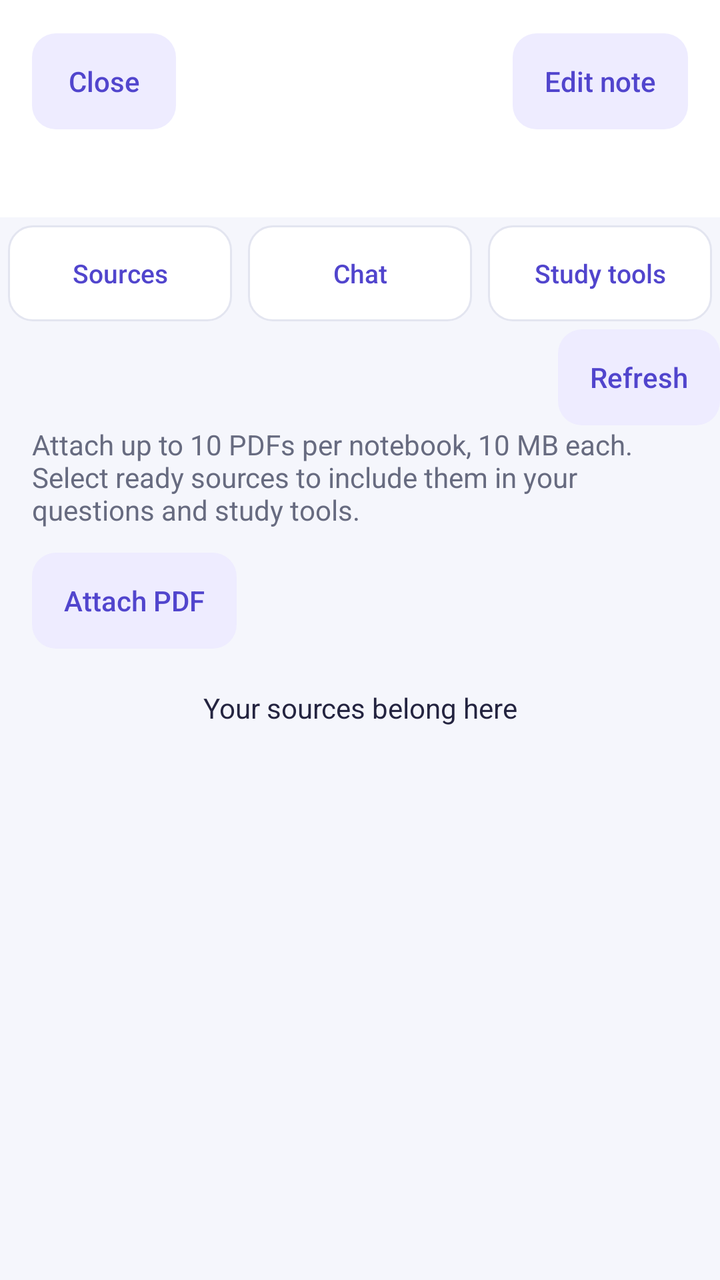
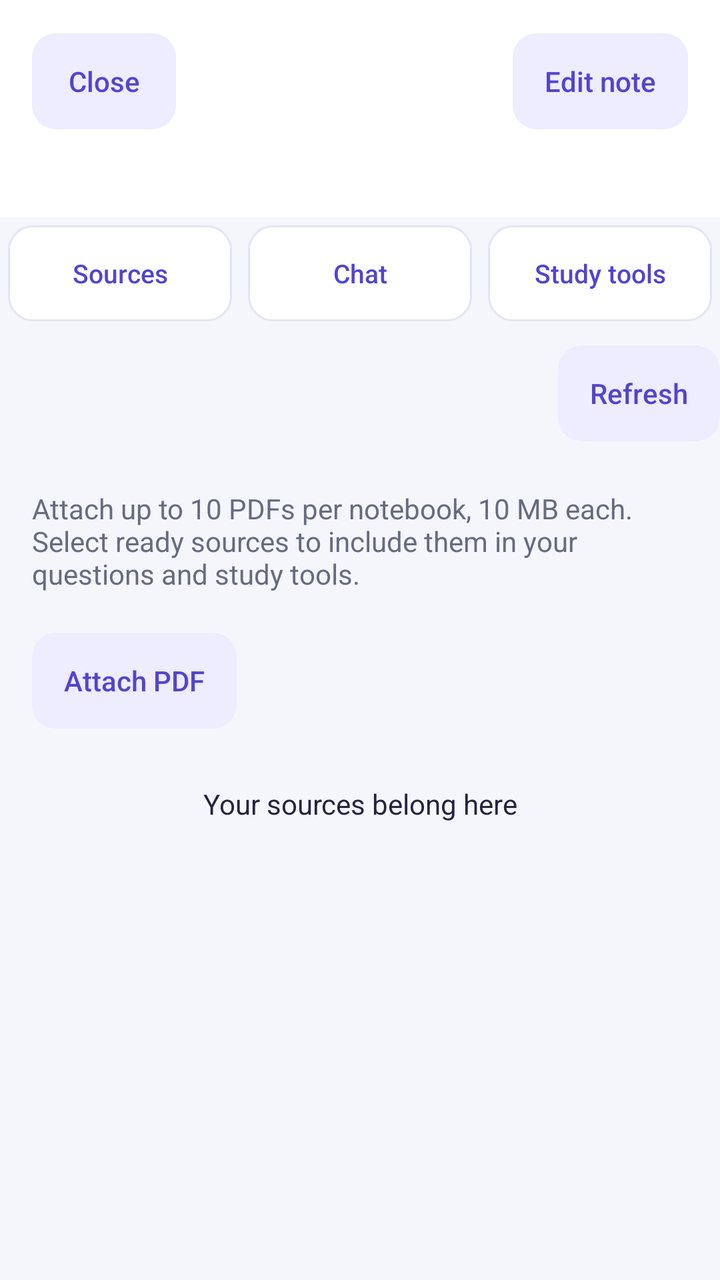

Compare the two renders of this Android layout. The source of the first and the diff that turns it into the second are given below.
<!-- AndroidManifest.xml: application theme Theme.Stride -->
<!-- res/layout/dialog_note_ai.xml -->
<?xml version="1.0" encoding="utf-8"?>
<LinearLayout xmlns:android="http://schemas.android.com/apk/res/android"
    android:layout_width="match_parent"
    android:layout_height="match_parent"
    android:orientation="vertical"
    android:background="@color/notes_background">
    <LinearLayout
        android:layout_width="match_parent"
        android:layout_height="wrap_content"
        android:orientation="vertical"
        android:padding="16dp"
        android:background="@android:color/white">
        <LinearLayout
            android:layout_width="match_parent"
            android:layout_height="wrap_content"
            android:orientation="horizontal"
            android:gravity="center_vertical">
            <Button
                android:id="@+id/close_button"
                style="@style/StrideNotesTextButton"
                android:text="@string/note_ai_close" />
            <TextView
                android:id="@+id/notebook_title"
                android:layout_height="wrap_content"
                android:textColor="@color/notes_ink"
                android:layout_width="0dp"
                android:layout_weight="1"
                android:padding="12dp"
                android:textSize="19sp"
                android:maxLines="2"
                android:ellipsize="end" />
            <Button
                android:id="@+id/edit_button"
                style="@style/StrideNotesTextButton"
                android:text="@string/note_ai_edit" />
        </LinearLayout>
        <TextView
            android:id="@+id/selection_text"
            android:layout_width="match_parent"
            android:layout_height="wrap_content"
            android:textSize="14sp"
            android:paddingTop="8dp"
            android:textColor="@color/notes_accent" />
    </LinearLayout>
    <LinearLayout
        android:layout_width="match_parent"
        android:layout_height="wrap_content"
        android:orientation="horizontal"
        android:gravity="center_vertical">
        <Button
            android:id="@+id/sources_tab"
            style="@style/StrideNoteAiTab"
            android:text="@string/note_ai_sources"
            android:layout_width="0dp"
            android:layout_weight="1" />
        <Button
            android:id="@+id/chat_tab"
            style="@style/StrideNoteAiTab"
            android:text="@string/note_ai_chat"
            android:layout_width="0dp"
            android:layout_weight="1" />
        <Button
            android:id="@+id/study_tab"
            style="@style/StrideNoteAiTab"
            android:text="@string/note_ai_study"
            android:layout_width="0dp"
            android:layout_weight="1" />
    </LinearLayout>
    <ProgressBar
        android:id="@+id/progress"
        style="?android:attr/progressBarStyleHorizontal"
        android:layout_width="match_parent"
        android:layout_height="3dp"
        android:indeterminate="true"
        android:indeterminateTint="@color/notes_accent"
        android:visibility="gone" />
    <LinearLayout
        android:layout_width="match_parent"
        android:layout_height="wrap_content"
        android:orientation="horizontal"
        android:gravity="center_vertical">
        <TextView
            android:id="@+id/feedback"
            android:layout_height="wrap_content"
            android:textColor="@color/notes_ink"
            android:textSize="14sp"
            android:layout_width="0dp"
            android:layout_weight="1"
            android:padding="12dp"
            android:accessibilityLiveRegion="polite" />
        <Button
            android:id="@+id/refresh_button"
            style="@style/StrideNotesTextButton"
            android:text="@string/notes_refresh" />
    </LinearLayout>
    <FrameLayout
        android:layout_width="match_parent"
        android:layout_height="0dp"
        android:layout_weight="1"
        android:paddingStart="16dp"
        android:paddingEnd="16dp">
        <LinearLayout
            android:id="@+id/sources_panel"
            android:layout_width="match_parent"
            android:orientation="vertical"
            android:layout_height="match_parent">
            <TextView
                android:layout_width="match_parent"
                android:layout_height="wrap_content"
                android:textSize="14sp"
                android:text="@string/note_ai_source_hint"
                android:textColor="@color/notes_muted"
                android:paddingBottom="12dp" />
            <Button
                android:id="@+id/attach_button"
                style="@style/StrideNotesTextButton"
                android:text="@string/note_ai_attach" />
            <TextView
                android:id="@+id/sources_empty"
                android:layout_width="match_parent"
                android:layout_height="wrap_content"
                android:textColor="@color/notes_ink"
                android:textSize="14sp"
                android:text="@string/note_ai_empty_sources"
                android:padding="20dp"
                android:gravity="center" />
            <androidx.recyclerview.widget.RecyclerView
                android:id="@+id/sources_list"
                android:layout_width="match_parent"
                android:layout_height="0dp"
                android:layout_weight="1"
                android:clipToPadding="false"
                android:paddingBottom="16dp" />
        </LinearLayout>
        <LinearLayout
            android:id="@+id/chat_panel"
            android:layout_width="match_parent"
            android:orientation="vertical"
            android:layout_height="match_parent"
            android:visibility="gone">
            <TextView
                android:id="@+id/chat_empty"
                android:layout_width="match_parent"
                android:layout_height="wrap_content"
                android:textSize="14sp"
                android:text="@string/note_ai_empty_chat"
                android:padding="20dp"
                android:textColor="@color/notes_muted" />
            <androidx.recyclerview.widget.RecyclerView
                android:id="@+id/chat_list"
                android:layout_width="match_parent"
                android:layout_height="0dp"
                android:layout_weight="1"
                android:clipToPadding="false"
                android:paddingBottom="16dp" />
            <TextView
                android:layout_width="match_parent"
                android:layout_height="wrap_content"
                android:text="@string/note_ai_grounding"
                android:textSize="11sp"
                android:textColor="@color/notes_muted"
                android:paddingBottom="8dp" />
            <LinearLayout
                android:layout_width="match_parent"
                android:layout_height="wrap_content"
                android:orientation="horizontal"
                android:gravity="center_vertical">
                <EditText
                    android:id="@+id/question_input"
                    android:layout_width="0dp"
                    android:layout_weight="1"
                    android:layout_height="wrap_content"
                    android:minHeight="52dp"
                    android:maxHeight="140dp"
                    android:background="@drawable/bg_notes_card"
                    android:hint="@string/note_ai_question"
                    android:inputType="textCapSentences|textMultiLine"
                    android:maxLength="3000"
                    android:padding="12dp"
                    android:textColor="@color/notes_ink"
                    android:textSize="14sp" />
                <Button
                    android:id="@+id/send_button"
                    style="@style/StrideNotesTextButton"
                    android:text="@string/note_ai_send" />
            </LinearLayout>
        </LinearLayout>
        <LinearLayout
            android:id="@+id/study_panel"
            android:layout_width="match_parent"
            android:orientation="vertical"
            android:layout_height="match_parent"
            android:visibility="gone">
            <LinearLayout
                android:layout_width="match_parent"
                android:layout_height="wrap_content"
                android:orientation="horizontal"
                android:gravity="center_vertical">
                <Button
                    android:id="@+id/summary_button"
                    style="@style/StrideNotesTextButton"
                    android:text="@string/note_ai_summary"
                    android:layout_width="0dp"
                    android:layout_weight="1" />
                <Button
                    android:id="@+id/guide_button"
                    style="@style/StrideNotesTextButton"
                    android:text="@string/note_ai_guide"
                    android:layout_width="0dp"
                    android:layout_weight="1" />
            </LinearLayout>
            <LinearLayout
                android:layout_width="match_parent"
                android:layout_height="wrap_content"
                android:orientation="horizontal"
                android:gravity="center_vertical">
                <Button
                    android:id="@+id/cards_button"
                    style="@style/StrideNotesTextButton"
                    android:text="@string/note_ai_flashcards"
                    android:layout_width="0dp"
                    android:layout_weight="1" />
                <Button
                    android:id="@+id/quiz_button"
                    style="@style/StrideNotesTextButton"
                    android:text="@string/note_ai_quiz"
                    android:layout_width="0dp"
                    android:layout_weight="1" />
            </LinearLayout>
            <TextView
                android:id="@+id/study_empty"
                android:layout_width="match_parent"
                android:layout_height="wrap_content"
                android:textSize="14sp"
                android:text="@string/note_ai_empty_study"
                android:padding="20dp"
                android:textColor="@color/notes_muted" />
            <androidx.recyclerview.widget.RecyclerView
                android:id="@+id/artifacts_list"
                android:layout_width="match_parent"
                android:layout_height="0dp"
                android:layout_weight="1"
                android:clipToPadding="false"
                android:paddingBottom="16dp" />
        </LinearLayout>
    </FrameLayout>
</LinearLayout>
<!-- resources referenced by this layout -->
<resources>
  <color name="notes_accent">#5145CD</color>
  <color name="notes_background">#F5F6FC</color>
  <color name="notes_ink">#242440</color>
  <color name="notes_muted">#676B80</color>
  <!-- drawable bg_notes_card (drawable) -->
  <?xml version="1.0" encoding="utf-8"?>
  <shape xmlns:android="http://schemas.android.com/apk/res/android">
      <solid android:color="@android:color/white" />
      <stroke android:width="1dp" android:color="@color/notes_border" />
      <corners android:radius="20dp" />
  </shape>
  <string name="note_ai_attach">Attach PDF</string>
  <string name="note_ai_chat">Chat</string>
  <string name="note_ai_close">Close</string>
  <string name="note_ai_edit">Edit note</string>
  <string name="note_ai_empty_chat">Ask a question about your note or selected PDFs. Answers appear here with available source references.</string>
  <string name="note_ai_empty_sources">Your sources belong here</string>
  <string name="note_ai_empty_study">Turn your notes and selected sources into study material. Generated items are saved in this notebook.</string>
  <string name="note_ai_flashcards">Flashcards</string>
  <string name="note_ai_grounding">AI can make mistakes. Check answers against the original sources. Only references returned by Gemini are shown.</string>
  <string name="note_ai_guide">Study guide</string>
  <string name="note_ai_question">Ask about your sources…</string>
  <string name="note_ai_quiz">Practice quiz</string>
  <string name="note_ai_send">Send</string>
  <string name="note_ai_source_hint">Attach up to 10 PDFs per notebook, 10 MB each. Select ready sources to include them in your questions and study tools.</string>
  <string name="note_ai_sources">Sources</string>
  <string name="note_ai_study">Study tools</string>
  <string name="note_ai_summary">Summary</string>
  <string name="notes_refresh">Refresh</string>
  <style name="StrideNoteAiTab" parent="StrideNotesTextButton">
          <item name="android:background">@drawable/bg_note_ai_tab</item>
          <item name="android:layout_margin">4dp</item>
          <item name="android:minWidth">0dp</item>
          <item name="android:paddingStart">8dp</item>
          <item name="android:paddingEnd">8dp</item>
          <item name="android:textSize">13sp</item>
      </style>
  <style name="StrideNotesTextButton" parent="StrideNotesButton">
          <item name="android:background">@drawable/bg_notes_field</item>
          <item name="android:textColor">@color/notes_accent</item>
      </style>
  <style name="Theme.Stride" parent="android:style/Theme.Material.Light.NoActionBar">
          <item name="android:fontFamily">sans-serif</item>
          <item name="android:colorAccent">@color/stride_primary</item>
          <item name="android:navigationBarColor">@color/stride_primary</item>
          <item name="android:windowLightStatusBar">false</item>
          <item name="android:statusBarColor">@color/stride_primary</item>
      </style>
  <color name="notes_border">#E3E5F0</color>
  <!-- drawable bg_notes_field (drawable) -->
  <?xml version="1.0" encoding="utf-8"?>
  <shape xmlns:android="http://schemas.android.com/apk/res/android">
      <solid android:color="@color/notes_soft" />
      <corners android:radius="12dp" />
  </shape>
  <color name="stride_primary">#4F46E5</color>
  <!-- drawable bg_notes_button (drawable) -->
  <?xml version="1.0" encoding="utf-8"?>
  <ripple xmlns:android="http://schemas.android.com/apk/res/android" android:color="#30FFFFFF">
      <item>
          <shape>
              <solid android:color="@color/notes_accent" />
              <corners android:radius="12dp" />
          </shape>
      </item>
  </ripple>
  <color name="notes_soft">#EEECFF</color>
  <!-- unchanged entries left out for length: 2 -->
</resources>

<!-- the commit's change to res/layout/dialog_note_ai.xml (unified diff, before → after) -->
@@ -78,7 +78,8 @@
         android:layout_width="match_parent"
         android:layout_height="wrap_content"
         android:orientation="horizontal"
-        android:gravity="center_vertical">
+        android:gravity="center_vertical"
+        android:layout_marginVertical="8dp">
         <TextView
             android:id="@+id/feedback"
             android:layout_height="wrap_content"
@@ -103,18 +104,21 @@
             android:id="@+id/sources_panel"
             android:layout_width="match_parent"
             android:orientation="vertical"
-            android:layout_height="match_parent">
+            android:layout_height="match_parent"
+            android:layout_marginVertical="8dp">
             <TextView
                 android:layout_width="match_parent"
                 android:layout_height="wrap_content"
                 android:textSize="14sp"
                 android:text="@string/note_ai_source_hint"
                 android:textColor="@color/notes_muted"
-                android:paddingBottom="12dp" />
+                android:paddingBottom="12dp"
+                android:layout_marginVertical="8dp"/>
             <Button
                 android:id="@+id/attach_button"
                 style="@style/StrideNotesTextButton"
-                android:text="@string/note_ai_attach" />
+                android:text="@string/note_ai_attach"
+                android:layout_marginBottom="8dp"/>
             <TextView
                 android:id="@+id/sources_empty"
                 android:layout_width="match_parent"
@@ -130,7 +134,8 @@
                 android:layout_height="0dp"
                 android:layout_weight="1"
                 android:clipToPadding="false"
-                android:paddingBottom="16dp" />
+                android:paddingBottom="16dp"
+                android:layout_marginTop="8dp"/>
         </LinearLayout>
         <LinearLayout
             android:id="@+id/chat_panel"
@@ -201,31 +206,36 @@
                     style="@style/StrideNotesTextButton"
                     android:text="@string/note_ai_summary"
                     android:layout_width="0dp"
-                    android:layout_weight="1" />
+                    android:layout_weight="1"
+                    android:layout_marginEnd="4dp"/>
                 <Button
                     android:id="@+id/guide_button"
                     style="@style/StrideNotesTextButton"
                     android:text="@string/note_ai_guide"
                     android:layout_width="0dp"
-                    android:layout_weight="1" />
+                    android:layout_weight="1"
+                    android:layout_marginStart="4dp"/>
             </LinearLayout>
             <LinearLayout
                 android:layout_width="match_parent"
                 android:layout_height="wrap_content"
                 android:orientation="horizontal"
-                android:gravity="center_vertical">
+                android:gravity="center_vertical"
+                android:layout_marginTop="8dp">
                 <Button
                     android:id="@+id/cards_button"
                     style="@style/StrideNotesTextButton"
                     android:text="@string/note_ai_flashcards"
                     android:layout_width="0dp"
-                    android:layout_weight="1" />
+                    android:layout_weight="1"
+                    android:layout_marginEnd="4dp"/>
                 <Button
                     android:id="@+id/quiz_button"
                     style="@style/StrideNotesTextButton"
                     android:text="@string/note_ai_quiz"
                     android:layout_width="0dp"
-                    android:layout_weight="1" />
+                    android:layout_weight="1"
+                    android:layout_marginStart="4dp"/>
             </LinearLayout>
             <TextView
                 android:id="@+id/study_empty"
@@ -241,7 +251,8 @@
                 android:layout_height="0dp"
                 android:layout_weight="1"
                 android:clipToPadding="false"
-                android:paddingBottom="16dp" />
+                android:paddingBottom="16dp"
+                android:layout_marginTop="8dp"/>
         </LinearLayout>
     </FrameLayout>
 </LinearLayout>
